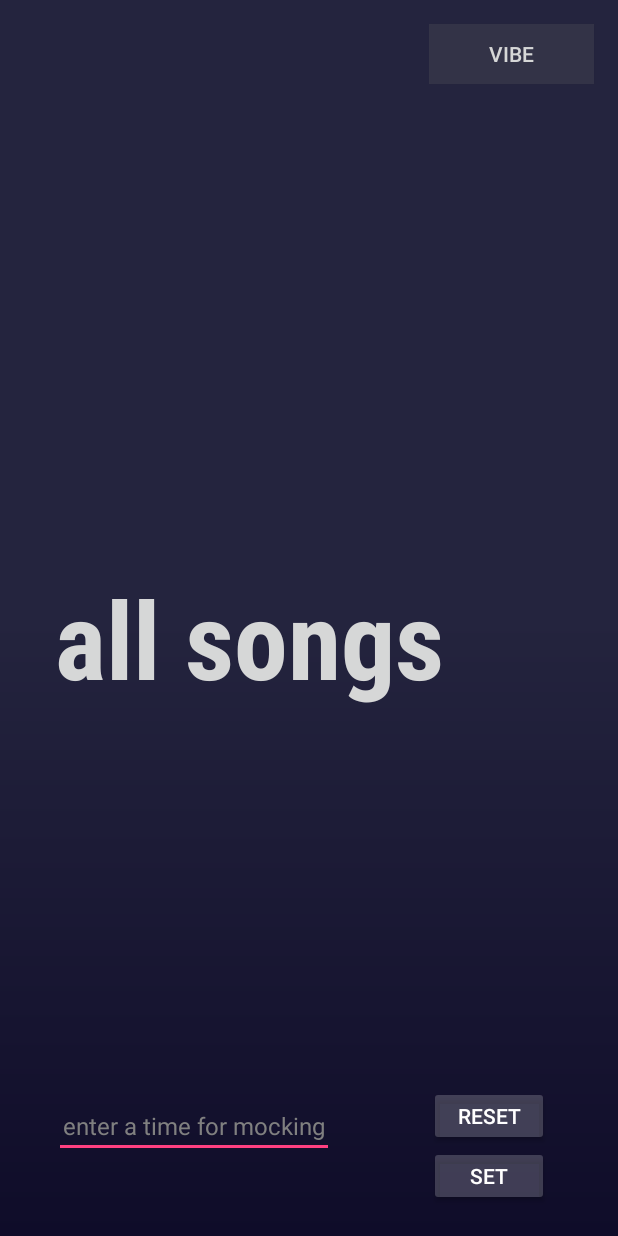
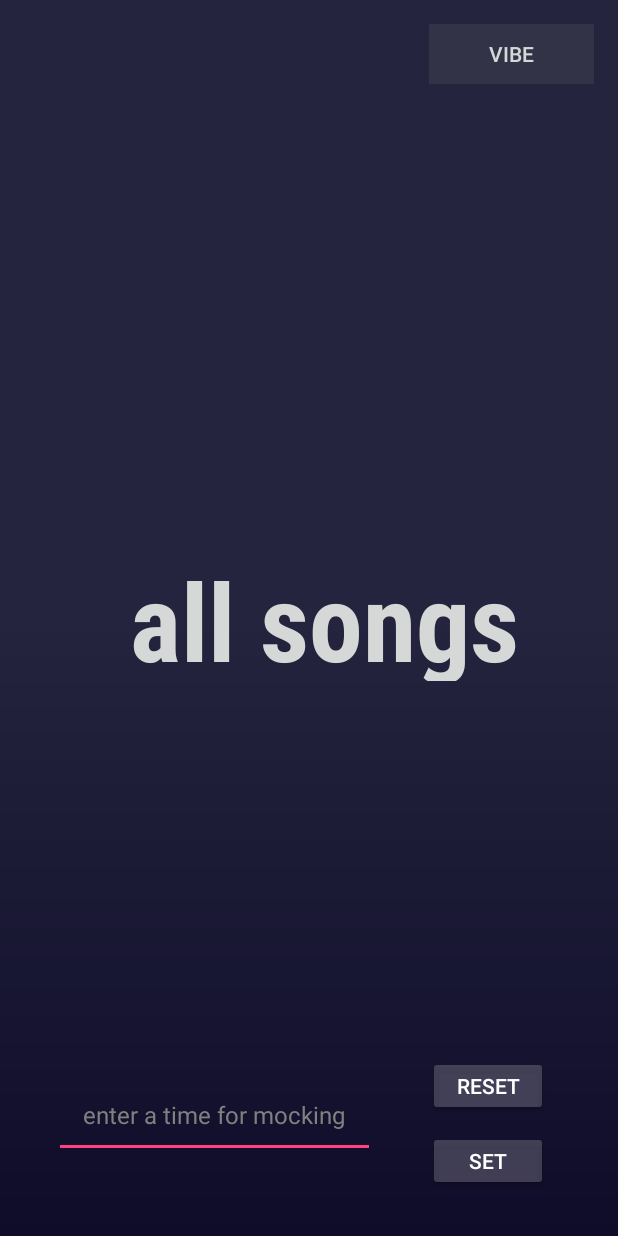
Before and after one commit to tosshaan/Flashback_Music, an Android app: the screen it shows after launch (MainActivity), on a phone screen of 412 x 824 dp. Run offline under Robolectric (Android 15) with nearby library versions, the phone set to English and light mode, and no system bars; libraries missing offline, so code that uses them is left out: com.google.api.services; Roboto replaces fonts that are not available here; 7 statements that could not run were skipped.

Commit message:
fix ui clitches

```diff
--- a/app/src/main/res/layout/activity_main.xml
+++ b/app/src/main/res/layout/activity_main.xml
@@ -21,14 +21,13 @@
 
     <Button
         android:id="@+id/button_songs"
-        android:layout_width="300dp"
-        android:layout_height="94dp"
+        android:layout_width="333dp"
+        android:layout_height="89dp"
         android:layout_marginBottom="199dp"
-        android:layout_marginEnd="56dp"
         android:background="@color/true_transparent"
         android:fontFamily="sans-serif-condensed"
         android:text="all songs"
-        android:textAlignment="viewStart"
+        android:textAlignment="center"
         android:textAppearance="@style/TextAppearance.AppCompat.Inverse"
         android:textColor="?attr/colorButtonNormal"
         android:textSize="72sp"
@@ -36,16 +35,16 @@
         android:typeface="serif"
         app:layout_constraintBottom_toBottomOf="parent"
         app:layout_constraintEnd_toEndOf="parent"
-        app:layout_constraintHorizontal_bias="0.654"
+        app:layout_constraintHorizontal_bias="0.628"
         app:layout_constraintStart_toStartOf="parent"
         app:layout_constraintTop_toTopOf="parent"
-        app:layout_constraintVertical_bias="0.71" />
+        app:layout_constraintVertical_bias="0.681" />
 
     <EditText
         android:id="@+id/mock_time"
         style="@android:style/TextAppearance.Widget.EditText"
-        android:layout_width="wrap_content"
-        android:layout_height="wrap_content"
+        android:layout_width="214dp"
+        android:layout_height="57dp"
         android:layout_marginBottom="52dp"
         android:layout_marginStart="36dp"
         android:layout_marginTop="122dp"
@@ -63,7 +62,7 @@
         android:id="@+id/resetTime"
         android:layout_width="80dp"
         android:layout_height="40dp"
-        android:layout_marginBottom="60dp"
+        android:layout_marginBottom="80dp"
         android:layout_marginEnd="8dp"
         android:layout_marginStart="8dp"
         android:onClick="resetTime"
@@ -71,7 +70,7 @@
         android:textColor="@color/common_google_signin_btn_text_dark_pressed"
         app:layout_constraintBottom_toBottomOf="parent"
         app:layout_constraintEnd_toEndOf="parent"
-        app:layout_constraintHorizontal_bias="0.596"
+        app:layout_constraintHorizontal_bias="0.415"
         app:layout_constraintStart_toEndOf="@+id/mock_time" />
 
     <Button
--- a/app/src/main/res/layout/content_song_info.xml
+++ b/app/src/main/res/layout/content_song_info.xml
@@ -86,7 +86,7 @@
     <TextView
         android:id="@+id/text_SongName"
         android:layout_width="252dp"
-        android:layout_height="82dp"
+        android:layout_height="101dp"
         android:layout_marginTop="136dp"
         android:text="@string/song_name"
         android:textSize="15sp"
@@ -108,8 +108,8 @@
 
     <TextView
         android:id="@+id/textView4"
-        android:layout_width="250dp"
-        android:layout_height="35dp"
+        android:layout_width="248dp"
+        android:layout_height="45dp"
         android:layout_marginStart="16dp"
         android:text="@string/location"
         android:textSize="15sp"
@@ -119,12 +119,12 @@
     <TextView
         android:id="@+id/usernameField"
         android:layout_width="250dp"
-        android:layout_height="35dp"
+        android:layout_height="30dp"
         android:layout_marginStart="16dp"
         android:text="Username"
         android:textSize="15dp"
         app:layout_constraintStart_toStartOf="@id/button_prev2"
-        app:layout_constraintTop_toBottomOf="@+id/textView4"/>
+        app:layout_constraintTop_toBottomOf="@+id/textView4" />
 
 
     <Button
```
